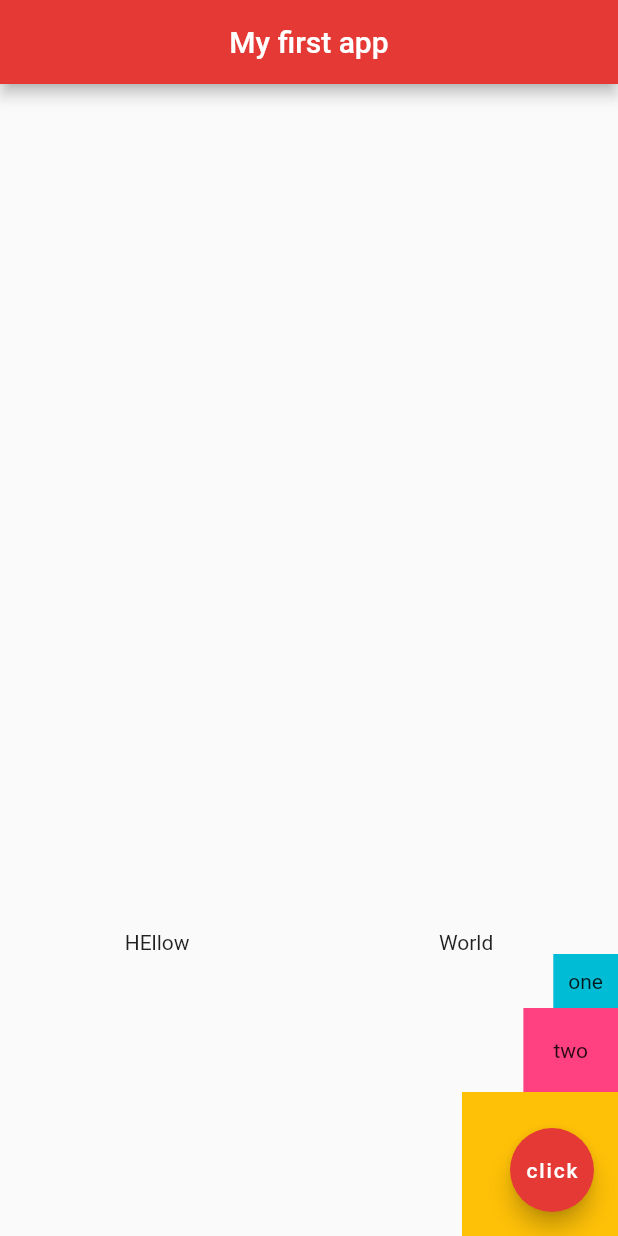
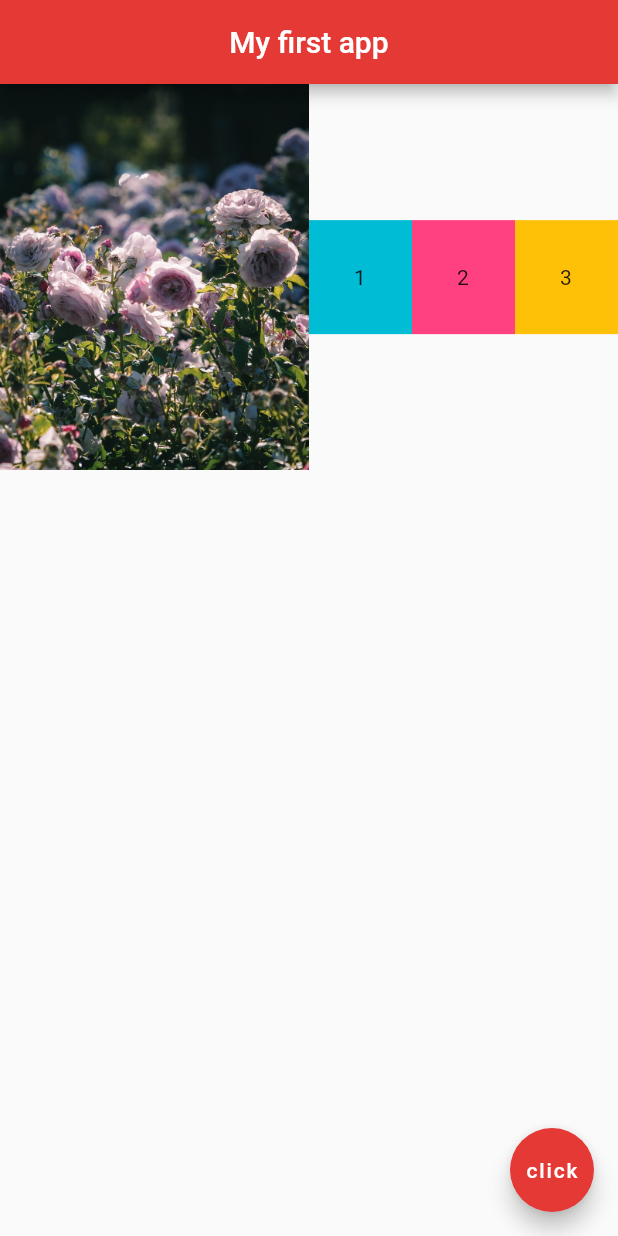
Before and after one commit to Mujirin/trying_flutter, a Flutter app: the screen it shows after launch, on a phone screen of 412 x 824 dp. Run offline on Flutter 3.47's test engine with Material 2 defaults, Android fonts, the phone set to English and light mode, and no system bars.

Commit message:
Expanded widget

```diff
--- a/lib/main.dart
+++ b/lib/main.dart
@@ -16,31 +16,35 @@ class Home extends StatelessWidget {
         centerTitle: true,
         backgroundColor: Colors.red[600],
       ),
-      body: Column(
-        mainAxisAlignment: MainAxisAlignment.end,
-        crossAxisAlignment: CrossAxisAlignment.end,
+      body: Row(
         children: <Widget>[
-          Row(
-            mainAxisAlignment: MainAxisAlignment.spaceAround,
-            children: <Widget>[
-              Text("HEllow"),
-              Text("World"),
-            ],
+          Expanded(
+              child: Image.asset('assets/img2.jpeg'),
+            flex: 3,
           ),
-          Container(
-            padding: EdgeInsets.all(10.0),
-            color: Colors.cyan,
-            child: Text("one"),
+          Expanded(
+            flex: 1,
+            child: Container(
+              padding: EdgeInsets.all(30),
+              color: Colors.cyan,
+              child: Text('1'),
+            ),
           ),
-          Container(
-            padding: EdgeInsets.all(20.0),
-            color: Colors.pinkAccent,
-            child: Text("two"),
+          Expanded(
+            flex: 1,
+            child: Container(
+              padding: EdgeInsets.all(30),
+              color: Colors.pinkAccent,
+              child: Text('2'),
+            ),
           ),
-          Container(
-            padding: EdgeInsets.all(40.0),
-            color: Colors.amber,
-            child: Text("tree"),
+          Expanded(
+            flex: 1,
+            child: Container(
+              padding: EdgeInsets.all(30),
+              color: Colors.amber,
+              child: Text('3'),
+            ),
           ),
         ],
       ),
```
